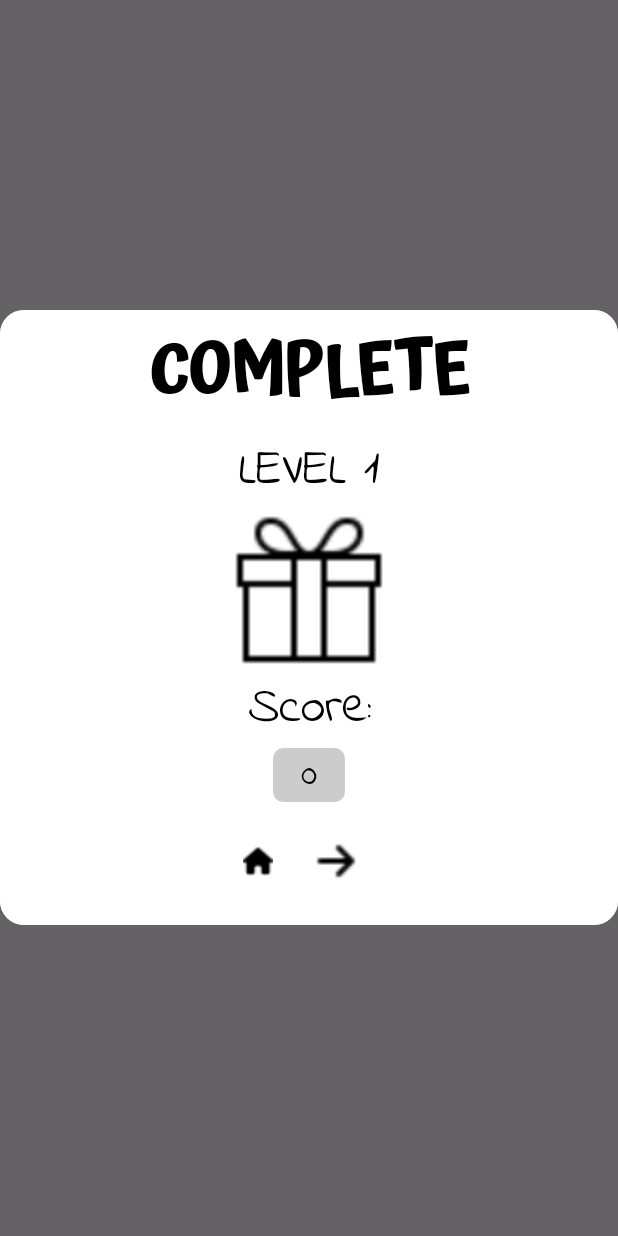
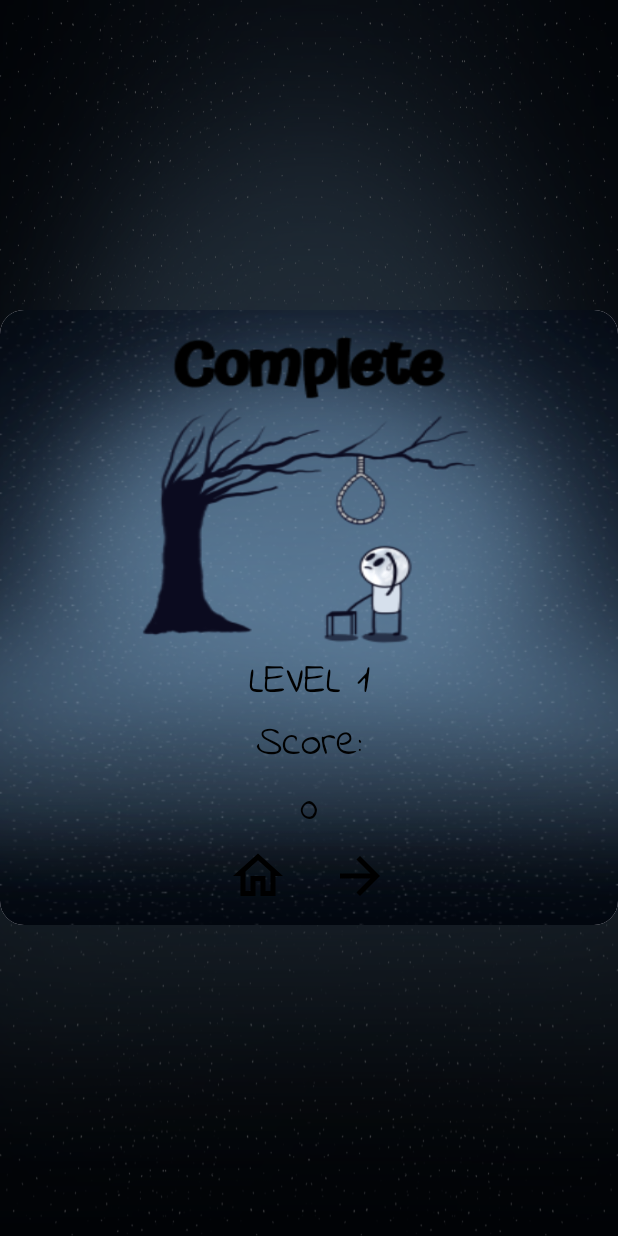
Before and after one commit to EmanuelMartinez23/HangMan-Game, an Android app built with Jetpack Compose: the CongratulationsScreen screen opened through its navigation route, on a phone screen of 412 x 824 dp. Run offline under Robolectric (Android 15) with nearby library versions, the phone set to English and light mode, and no system bars.

Commit message:
Update: Rediseño de pantalla CongratulationsScreen.

```diff
--- a/app/src/main/java/com/uam/horcado/screens/CongratulationsScreen.kt
+++ b/app/src/main/java/com/uam/horcado/screens/CongratulationsScreen.kt
@@ -3,14 +3,24 @@ package com.uam.horcado.screens
 import androidx.compose.foundation.Image
 import androidx.compose.foundation.background
 import androidx.compose.foundation.layout.Arrangement
+import androidx.compose.foundation.layout.Box
 import androidx.compose.foundation.layout.Column
 import androidx.compose.foundation.layout.Row
+import androidx.compose.foundation.layout.Spacer
 import androidx.compose.foundation.layout.fillMaxSize
 import androidx.compose.foundation.layout.fillMaxWidth
 import androidx.compose.foundation.layout.height
 import androidx.compose.foundation.layout.padding
+import androidx.compose.foundation.layout.size
 import androidx.compose.foundation.layout.width
 import androidx.compose.foundation.shape.RoundedCornerShape
+import androidx.compose.material.icons.Icons
+import androidx.compose.material.icons.outlined.ArrowForward
+import androidx.compose.material.icons.outlined.Home
+import androidx.compose.material.icons.outlined.PlayArrow
+import androidx.compose.material.icons.rounded.ArrowForward
+import androidx.compose.material.icons.rounded.Home
+import androidx.compose.material.icons.rounded.Refresh
 import androidx.compose.material3.Card
 import androidx.compose.material3.Icon
 import androidx.compose.material3.IconButton
@@ -19,6 +29,7 @@ import androidx.compose.runtime.Composable
 import androidx.compose.ui.Alignment
 import androidx.compose.ui.Modifier
 import androidx.compose.ui.draw.clip
+import androidx.compose.ui.draw.paint
 import androidx.compose.ui.graphics.Color
 import androidx.compose.ui.layout.ContentScale
 import androidx.compose.ui.res.painterResource
@@ -39,6 +50,13 @@ fun CongratulationsScreen(
     horcadoViewModel: HorcadoViewModel, navController: NavHostController
 ) {
 
+    Box(modifier = Modifier.fillMaxSize()) {
+        Image(
+            painter = painterResource(id = R.drawable.fondo),
+            contentDescription = null,
+            modifier = Modifier.fillMaxSize(),
+            contentScale = ContentScale.FillBounds
+        )
         Dialog(onDismissRequest = {  }) {
             Card(
                 modifier = Modifier
@@ -46,55 +64,40 @@ fun CongratulationsScreen(
                     .height(410.dp),
                 shape = RoundedCornerShape(16.dp),
             ) {
+                Box(modifier =  with(Modifier){
+                    fillMaxSize().paint(
+                        painterResource(id = R.drawable.pantallacomplete),
+                        contentScale = ContentScale.FillBounds
+                    )
+                }  ){
                     Column(
                         modifier = Modifier
-                    .fillMaxSize()
-                    .background(Color.White),
+                            .fillMaxSize(),
                         horizontalAlignment = Alignment.CenterHorizontally,
 
                         ) {
-                Text(
-                    text = "COMPLETE",
-                    style = TextStyle(fontFamily = FontFamily(Font(R.font.atma_semibold))),
-                    fontSize = 45.sp,
-                    fontWeight =  FontWeight.W900,
-                    color = Color.Black,
-                    letterSpacing = 0.sp,
-                    modifier =  Modifier.padding(top = 5.dp)
-                )
+                        Spacer(modifier = Modifier.height(222.dp))
                         Row {
                             Text(
                                 modifier = Modifier.padding(top = 5.dp),
                                 style = TextStyle(fontFamily = FontFamily(Font(R.font.indieflower_regular))),
                                 text = "LEVEL ",
-                        fontSize = 33.sp,
+                                fontSize = 28.sp,
                                 color = Color.Black
                             )
                             Text(
                                 text = horcadoViewModel.nivel.value.toString(),
                                 modifier = Modifier.padding(top = 5.dp),
                                 style = TextStyle(fontFamily = FontFamily(Font(R.font.indieflower_regular))),
-                        fontSize = 33.sp,
+                                fontSize = 28.sp,
                                 color = Color.Black
                             )
 
                         }
-
-                Image(
-                    painter = painterResource(R.drawable.gift),
-                    contentDescription = "gift",
-                    contentScale = ContentScale.Fit,
-                    modifier = Modifier
-                        .padding(top = 5.dp)
-                        .height(100.dp)
-                        .width(100.dp)
-                )
-
                         Text(
                             text = "Score:",
-                    modifier = Modifier.padding(top = 5.dp),
                             style = TextStyle(fontFamily = FontFamily(Font(R.font.indieflower_regular))),
-                    fontSize = 33.sp,
+                            fontSize = 28.sp,
                             color = Color.Black
                         )
                         Text(
@@ -103,15 +106,14 @@ fun CongratulationsScreen(
                                 .padding(top = 2.dp)
                                 .clip(RoundedCornerShape(7.dp))
                             ,
-                    style = TextStyle(background = Color.LightGray, fontFamily = FontFamily(Font(R.font.indieflower_regular))),
-                    fontSize = 25.sp,
+                            style = TextStyle(background = Color.Transparent, fontFamily = FontFamily(Font(R.font.indieflower_regular))),
+                            fontSize = 28.sp,
                             color = Color.Black,
 
                             )
                         Row(
                             modifier = Modifier
-                        .fillMaxWidth()
-                        .padding(top = 15.dp),
+                                .fillMaxWidth(),
                             horizontalArrangement = Arrangement.Center,
                         ) {
                             IconButton(
@@ -133,12 +135,14 @@ fun CongratulationsScreen(
                                 },
                             ) {
                                 Icon(
-                            painter = painterResource(id = R.drawable.home), // Aquí utilizas el recurso de imagen del icono
+                                    Icons.Outlined.Home,
                                     contentDescription = "Icono para regresar a la pagina principal",
-                            modifier = Modifier.height(50.dp).width(50.dp).padding(end = 20.dp),
+                                    modifier = Modifier.size(200.dp),
                                     tint = Color.Black
                                 )
                             }
+
+                            Spacer(modifier = Modifier.width(20.dp))
                             IconButton(
                                 onClick = { /*Navegar al siguiente nivel */
                                     horcadoViewModel.letrasUsadas.value = mutableListOf<Char>()
@@ -157,16 +161,21 @@ fun CongratulationsScreen(
 
                                 ) {
                                 Icon(
-                            painter = painterResource(id = R.drawable.next), // Aquí utilizas el recurso de imagen del icono
+                                    Icons.Outlined.ArrowForward,
                                     contentDescription = "Icono para avanzar el siguiente nivel",
-                            modifier = Modifier.height(50.dp).width(50.dp).padding(end = 12.dp),
+                                    modifier = Modifier.size(200.dp),
                                     tint = Color.Black
                                 )
                             }
                         }
                     }
+                }
+
 
             }//card
+        } // Dialog
+
     }
 
+
 }
--- a/app/src/main/java/com/uam/horcado/screens/GameOverScreen.kt
+++ b/app/src/main/java/com/uam/horcado/screens/GameOverScreen.kt
@@ -17,6 +17,7 @@ import androidx.compose.foundation.layout.size
 import androidx.compose.foundation.layout.width
 import androidx.compose.foundation.shape.RoundedCornerShape
 import androidx.compose.material.icons.Icons
+import androidx.compose.material.icons.outlined.Home
 import androidx.compose.material.icons.rounded.Home
 import androidx.compose.material.icons.rounded.Refresh
 import androidx.compose.material3.Card
@@ -63,7 +64,7 @@ fun GameOverScreen(horcadoViewModel: HorcadoViewModel, navController: NavHostCon
 */
     Box(modifier = Modifier.fillMaxSize()) {
         Image(
-            painter = painterResource(id = R.drawable.pantallafondogameover),
+            painter = painterResource(id = R.drawable.fondo),
             contentDescription = null,
             modifier = Modifier.fillMaxSize(),
             contentScale = ContentScale.FillBounds
@@ -169,14 +170,14 @@ fun GameOverScreen(horcadoViewModel: HorcadoViewModel, navController: NavHostCon
                                     ) {
 
                                     Icon(
-                                        Icons.Rounded.Home,
+                                        Icons.Outlined.Home,
                                         contentDescription =null,
                                         tint =Color.Black,
                                         modifier =Modifier.size(100.dp))
                                 }
                             }
                         }
-                    }
+                    }// box 2
 
 
                 } //card
```
Also changed, not shown: app/src/main/res/drawable/fondo.png (added), app/src/main/res/drawable/pantallacomplete.png (added). Lines whose indentation alone changed are shown as unchanged.
